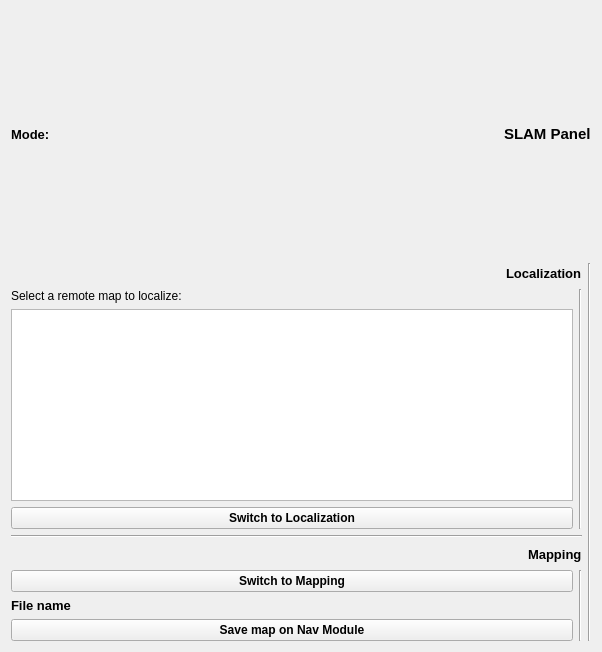
Ross-Robotics/rr_viz, file rr_viz/src/rr_viz/widgets/mission_dashboard/mapping/slam_supervisor.ui: the form before one commit.
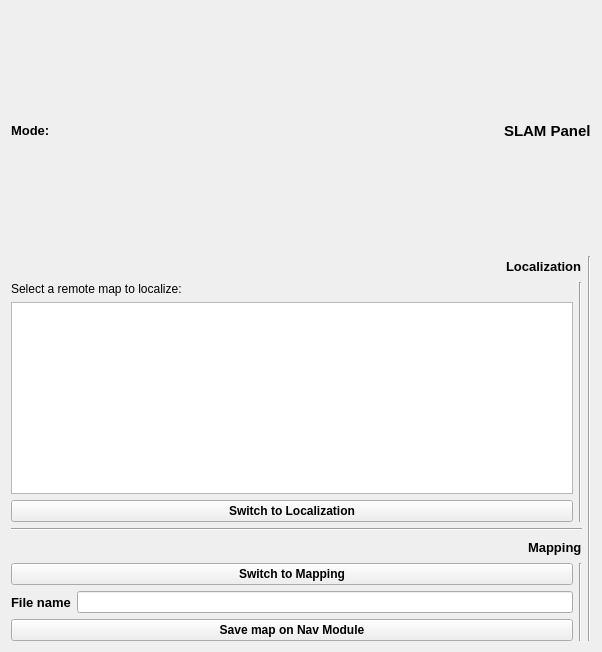
The form after the commit. Custom widgets are drawn as their Qt base class.

Commit message: add in textbox to specify filename

The edit to the form file:
```diff
--- a/rr_viz/src/rr_viz/widgets/mission_dashboard/mapping/slam_supervisor.ui
+++ b/rr_viz/src/rr_viz/widgets/mission_dashboard/mapping/slam_supervisor.ui
@@ -217,6 +217,8 @@
             </widget>
            </item>
            <item>
+            <layout class="QHBoxLayout" name="horizontalLayout_8">
+             <item>
            <widget class="QLabel" name="label_1">
             <property name="font">
              <font>
@@ -229,6 +231,12 @@
              <string>File name</string>
             </property>
            </widget>
+             </item>
+             <item>
+              <widget class="QLineEdit" name="mapName">
+              </widget>
+             </item>
+            </layout>
            </item>
            <item>
             <widget class="QPushButton" name="saveNav">
```
Lines whose indentation alone changed are shown as unchanged. The commit also changes 1 other file.
